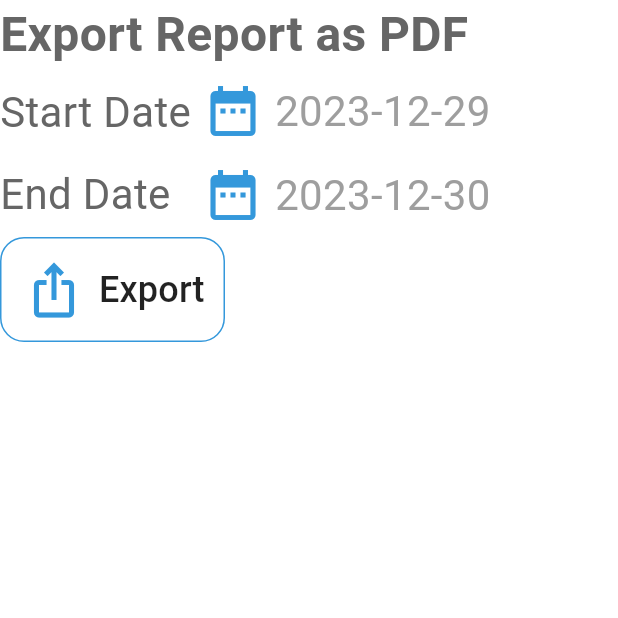
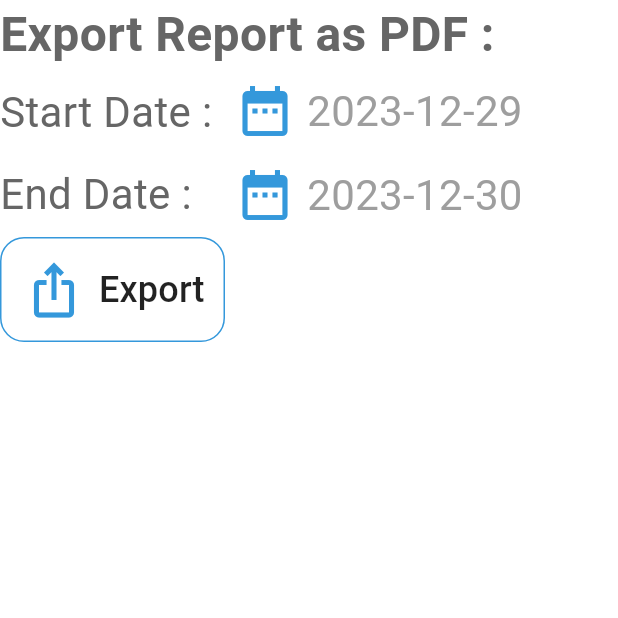
Before and after one commit to Abdalrahman-Alhamod/MedHub-Web, a Flutter app: the ReportScreen screen opened directly, on a phone screen of 412 x 824 dp, the top half of it. Run offline on Flutter 3.47's test engine with Material 3 defaults, Android fonts, the phone set to English and light mode, and no system bars; our stand-ins replace auto_size_text, dio, firebase_core, firebase_messaging, fl_chart, flutter_bloc and 5 more; accounts and stored records are empty; network calls fail.

```diff
--- a/lib/src/Locale/locale.dart
+++ b/lib/src/Locale/locale.dart
@@ -191,6 +191,13 @@ class AppLocale implements Translations {
               "هل أنت متأكد أنك تريد حذف الفئة ذات المعرف",
           "?": "؟",
           "Category deleted successfully": "تم حذف الفئة بنجاح !",
+
+          // Report
+          "Report exported Successfully": "تم تصدير التقرير بنجاح !",
+          "Export Report as PDF": "تصدير التقرير كملف PDF : ",
+          "Start Date": "تاريخ البداية : ",
+          "End Date": "تاريخ النهاية : ",
+          "Export": "تصدير",
         },
         "en": {
           //start
@@ -377,6 +384,13 @@ class AppLocale implements Translations {
               "Are you sure you want to delete the category with id",
           "?": "?",
           "Category deleted successfully": "Category deleted successfully !",
+
+          // Report
+          "Report exported Successfully": "Report exported Successfully !",
+          "Export Report as PDF": "Export Report as PDF : ",
+          "Start Date": "Start Date : ",
+          "End Date": "End Date : ",
+          "Export": "Export",
         },
       };
 }
```
